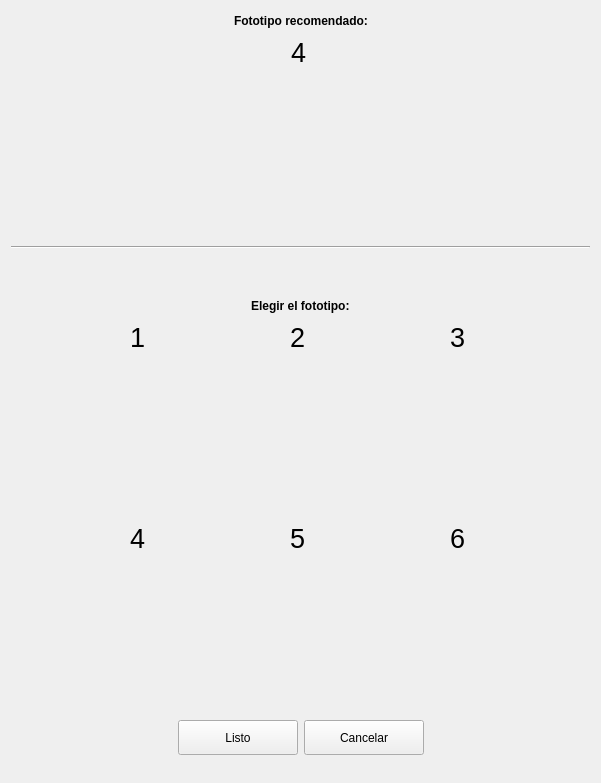
Gabnz/Spectrasoft, file dlgfototipo.ui: the form before one commit.
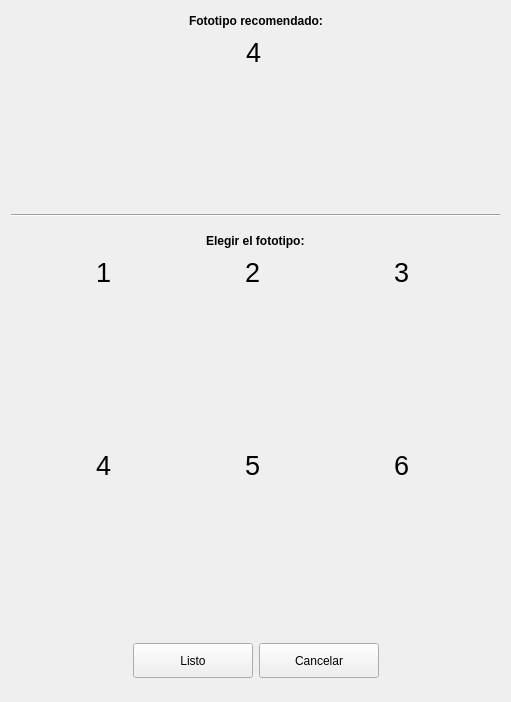
The form after the commit. Icons and pictures are not drawn.

What changed in the file:
```diff
--- a/dlgfototipo.ui
+++ b/dlgfototipo.ui
@@ -12,8 +12,8 @@
    <rect>
     <x>0</x>
     <y>0</y>
-    <width>601</width>
-    <height>783</height>
+    <width>511</width>
+    <height>702</height>
    </rect>
   </property>
   <property name="windowTitle">
```
Left out of the diff: 2 changed lines with no effect on the pictures.
